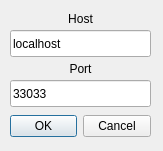
Qt form ConnectionProperties.ui (group93492/chat-client) before a commit.
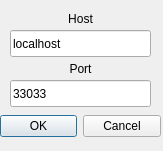
The same form after that commit.

Patch:
```diff
--- a/ConnectionProperties.ui
+++ b/ConnectionProperties.ui
@@ -16,9 +16,9 @@
   <widget class="QDialogButtonBox" name="buttonBox">
    <property name="geometry">
     <rect>
-     <x>10</x>
+     <x>0</x>
      <y>110</y>
-     <width>141</width>
+     <width>161</width>
      <height>32</height>
     </rect>
    </property>
```
Left out of the diff: 5 changed lines with no effect on the pictures.
